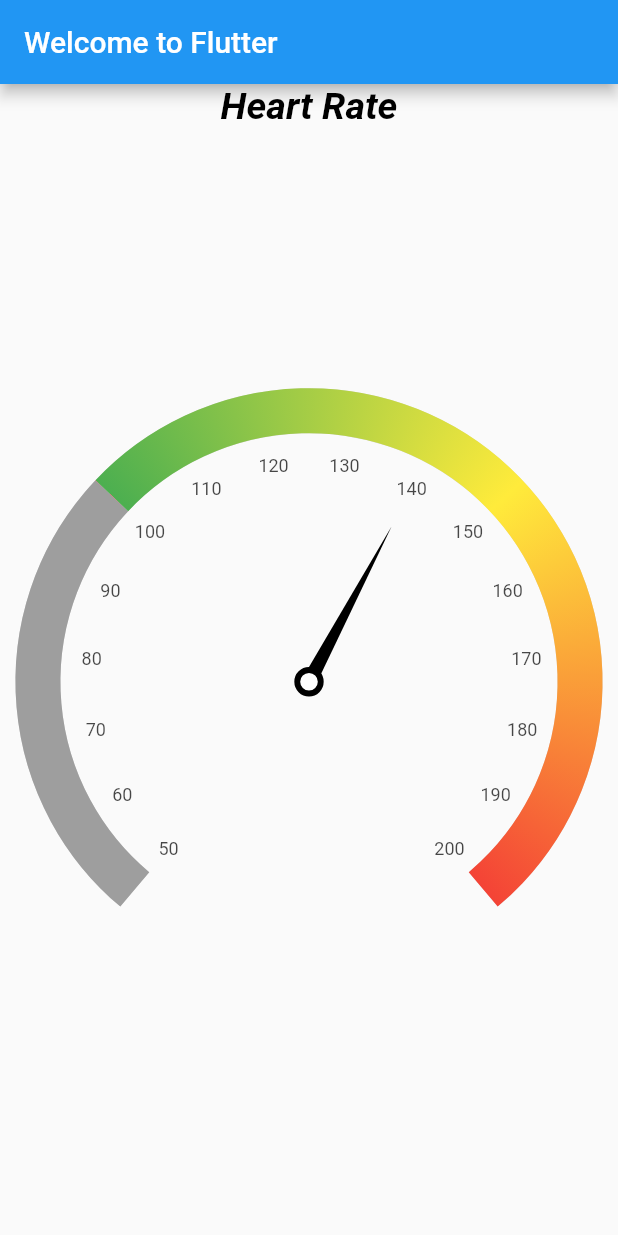
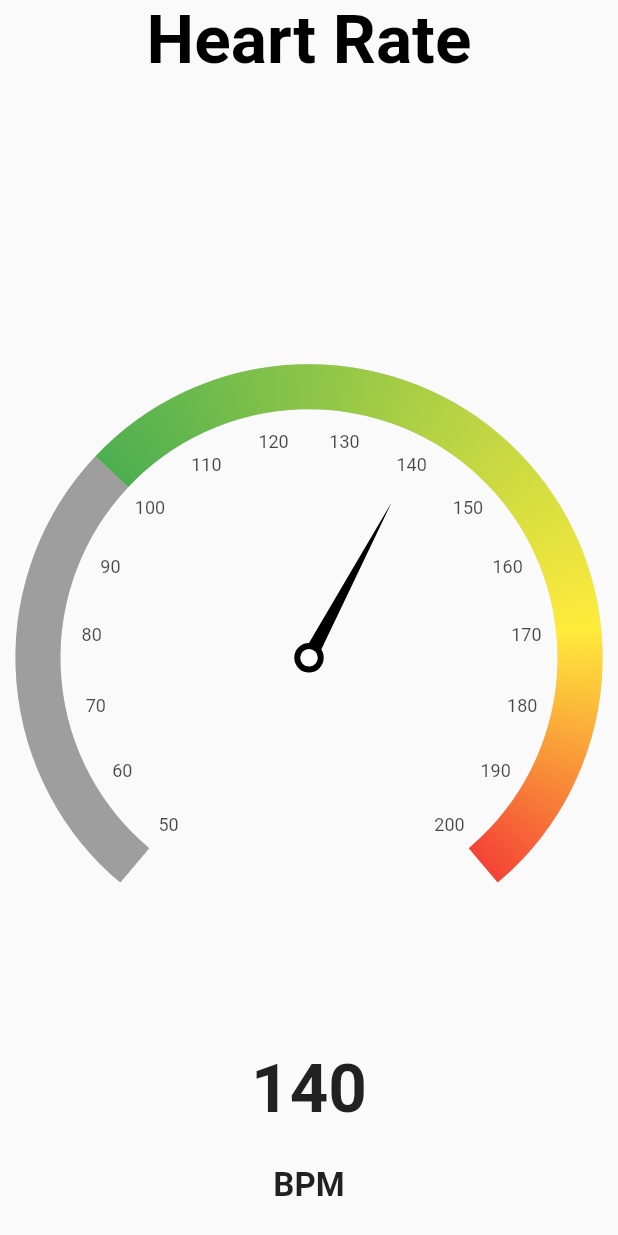
Before and after one commit to PaTonno/hr_beta, a Flutter app: the screen it shows after launch, on a phone screen of 412 x 824 dp. Run offline on Flutter 3.47's test engine with Material 2 defaults, Android fonts, the phone set to English and light mode, and no system bars; drawn by our look-alikes of syncfusion_flutter_gauges; Roboto replaces fonts that are missing (Times).

Commit message:
0.2.1
Demo-code removal, added numeric value under gauge, adjusted sweep gradient proportions to expected exercise levels. Still non-functional.

```diff
--- a/hr_beta/lib/main.dart
+++ b/hr_beta/lib/main.dart
@@ -15,13 +15,10 @@ class MyApp extends StatelessWidget {
       title: 'Welcome to Flutter',
 
       home: Scaffold(
-        appBar: AppBar(
 
-          title: const Text('Welcome to Flutter'),
-
-        ),
         body: Center(
 
+          // ignore: avoid_unnecessary_containers
           child: Container(
 
             child: SfRadialGauge(
@@ -32,9 +29,8 @@ class MyApp extends StatelessWidget {
 
                 textStyle: TextStyle(
 
-                  fontSize: 25,
+                  fontSize: 45,
                   fontWeight: FontWeight.bold,
-                  fontStyle: FontStyle.italic,
                   color: Colors.black,
                   fontFamily: 'Times'
 
@@ -55,7 +51,7 @@ class MyApp extends StatelessWidget {
                   GaugeRange(startValue: 100, endValue: 200, startWidth: 30, endWidth: 30,
                     gradient: const SweepGradient(
                       colors: <Color>[Colors.green,Colors.yellow,Colors.red],
-                      stops: <double>[0.0,0.5,1]
+                      stops: <double>[0.0,0.7,1]
                     )
                   )
 
@@ -82,11 +78,27 @@ class MyApp extends StatelessWidget {
                   ),
 
                 ],
+
+              annotations:  <GaugeAnnotation>[
+
+              GaugeAnnotation(widget: Column(
+                children: const <Widget>[
+
+                  Text('140', style: TextStyle(fontSize: 45, fontWeight: FontWeight.bold)),
+                  SizedBox(height: 25),
+                  Text('BPM', style: TextStyle(fontSize: 22, fontWeight: FontWeight.bold))
+
+                ],
+              ),
+              angle: 90, positionFactor: 1.6)
+
+              ],
+
               )
-              ]
-            )
+            ]
           )
-         )
+        )
+        )
       ),
     );
   }
```
